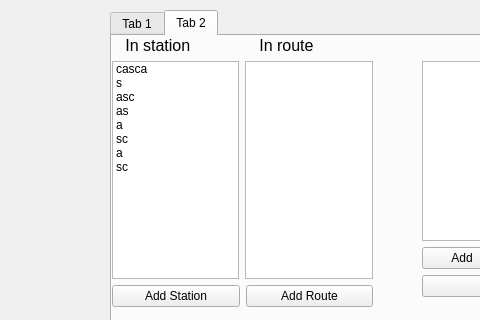
The window that DispatchHero/DispatchHero_dockwidget_base.ui (pimklaassen/GEO1005) describes before a commit, drawn with Qt 5; both pictures show x 0 to 480 and y 0 to 320 of the 1382 by 859 pixel window.
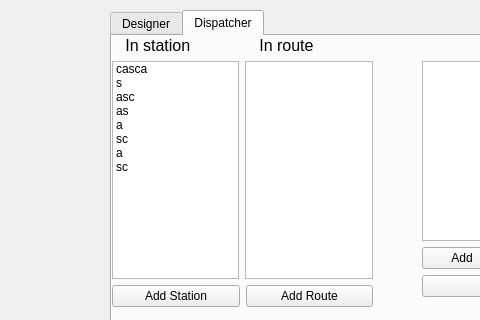
The same window after the commit. The open tabs and pages were chosen to show the change.

```diff
--- a/DispatchHero/DispatchHero_dockwidget_base.ui
+++ b/DispatchHero/DispatchHero_dockwidget_base.ui
@@ -27,7 +27,7 @@
    </property>
    <widget class="QWidget" name="Init">
     <attribute name="title">
-     <string>Tab 1</string>
+     <string>Designer</string>
     </attribute>
     <widget class="QPushButton" name="startCounterButton">
      <property name="geometry">
@@ -143,7 +143,7 @@
    </widget>
    <widget class="QWidget" name="Decisions">
     <attribute name="title">
-     <string>Tab 2</string>
+     <string>Dispatcher</string>
     </attribute>
     <widget class="QWidget" name="verticalLayoutWidget">
      <property name="geometry">
```
Left out of the diff: 4 changed lines with no effect on the pictures.
